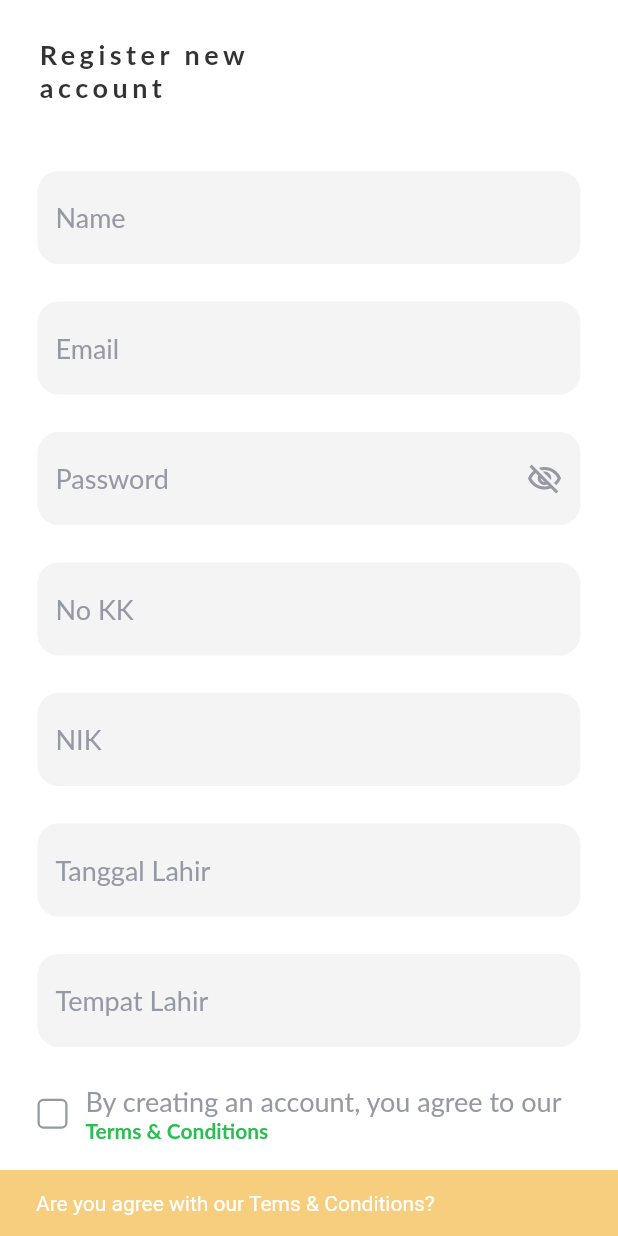
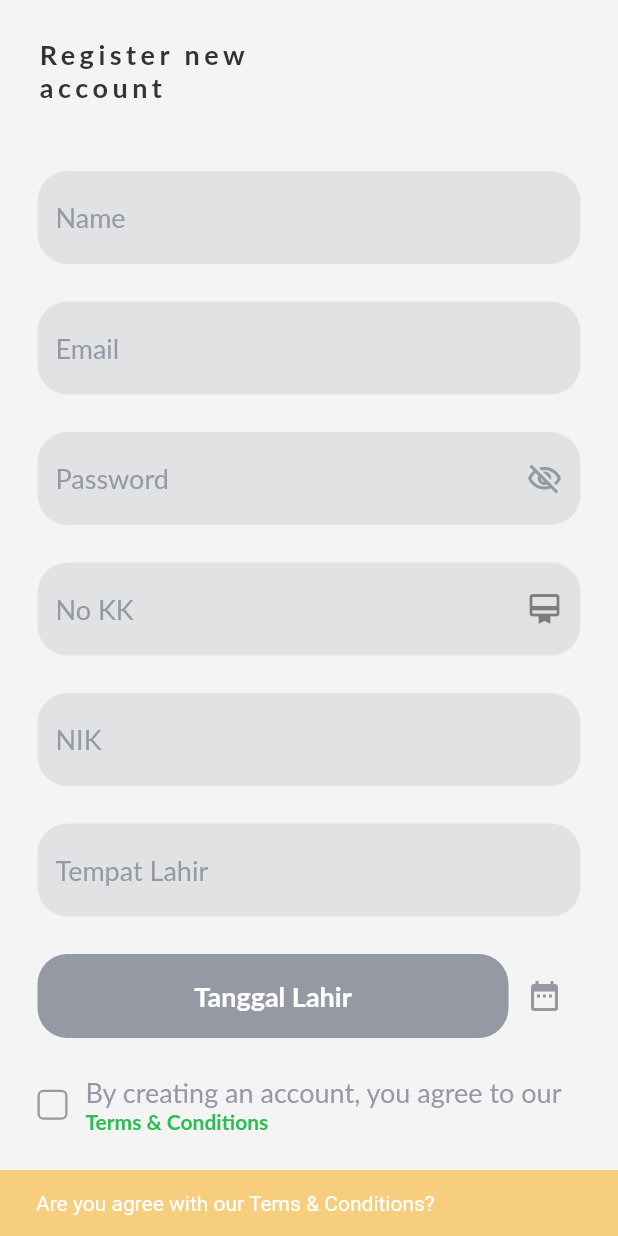
Before and after one commit to dikkisetiawan/dispenduk, a Flutter app: the RegisterScreen screen opened directly, after a tap on "Register", on a phone screen of 412 x 824 dp. Run offline on Flutter 3.47's test engine with Material 2 defaults, Android fonts, the light colour scheme and no system bars; our stand-ins replace bloc, cloud_firestore, equatable, firebase_auth, firebase_core, flutter_bloc; accounts and stored records are empty; Roboto replaces fonts that are missing (Lato).

Commit message:
register module finish

```diff
--- a/lib/main.dart
+++ b/lib/main.dart
@@ -1,7 +1,6 @@
 import 'package:firebase_core/firebase_core.dart';
 import 'package:flutter/material.dart';
 import 'package:flutter_bloc/flutter_bloc.dart';
-
 import '/cubit/auth_cubit.dart';
 import '/ui/screens/home_screen.dart';
 
--- a/lib/ui/screens/register_screen.dart
+++ b/lib/ui/screens/register_screen.dart
@@ -21,11 +21,10 @@ class _RegisterScreenState extends State<RegisterScreen> {
       TextEditingController(text: '');
   final TextEditingController nomorIndukKependudukanController =
       TextEditingController(text: '');
-  final TextEditingController tanggalLahirController =
-      TextEditingController(text: '');
   final TextEditingController tempatLahirController =
       TextEditingController(text: '');
 
+  DateTime? _dateTime;
   bool passwordVisible = false;
   bool passwordConfrimationVisible = false;
   bool isChecked = false;
@@ -38,8 +37,7 @@ class _RegisterScreenState extends State<RegisterScreen> {
   @override
   Widget build(BuildContext context) {
     return Scaffold(
-      resizeToAvoidBottomInset: false,
-      backgroundColor: Colors.white,
+      backgroundColor: kBackgroundColor,
       body: bodyWidget(context),
     );
   }
@@ -47,12 +45,13 @@ class _RegisterScreenState extends State<RegisterScreen> {
   ListView bodyWidget(BuildContext context) {
     return ListView(
       padding: const EdgeInsets.all(defaultMargin),
+      physics: const BouncingScrollPhysics(),
       children: [
         const KtitleWidget(),
         const SizedBox(
           height: defaultMargin,
         ),
-        formWidget(),
+        formWidget(context),
         const SizedBox(
           height: defaultMargin,
         ),
@@ -95,6 +94,7 @@ class _RegisterScreenState extends State<RegisterScreen> {
   BlocConsumer<AuthCubit, AuthState> buttonWidget() {
     return BlocConsumer<AuthCubit, AuthState>(
       listener: (context, state) {
+        print('the state is $state');
         if (state is AuthSuccess) {
           Navigator.push(
               context,
@@ -125,17 +125,13 @@ class _RegisterScreenState extends State<RegisterScreen> {
           onPressed: () {
             isChecked
                 ? context.read<AuthCubit>().signUp(
-                      namaLengkap: nameController.text,
-                      email: emailController.text,
-                      password: passwordController.text,
-                      idKartuKeluarga:
-                          int.tryParse(idKartuKeluargaController.text) ?? 0,
-                      nomorIndukKependudukan:
-                          int.tryParse(nomorIndukKependudukanController.text) ??
-                              0,
-                      tanggalLahir:
-                          DateTime.tryParse(tanggalLahirController.text)!,
-                      tempatLahir: tempatLahirController.text,
+                      namaLengkap: 'test user',
+                      email: 'testuser@gmail.com',
+                      password: '123456',
+                      idKartuKeluarga: 234234312,
+                      nomorIndukKependudukan: 36235235,
+                      tanggalLahir: _dateTime!,
+                      tempatLahir: 'surabaya',
                     )
                 : ScaffoldMessenger.of(context).showSnackBar(
                     SnackBar(
@@ -200,7 +196,7 @@ class _RegisterScreenState extends State<RegisterScreen> {
     );
   }
 
-  Form formWidget() {
+  Form formWidget(BuildContext context) {
     return Form(
       child: Column(
         children: [
@@ -239,7 +235,7 @@ class _RegisterScreenState extends State<RegisterScreen> {
           KtextFieldWidget(
             hintText: 'No KK',
             controller: idKartuKeluargaController,
-            suffixIcon: const SizedBox(),
+            suffixIcon: const Icon(Icons.card_membership),
           ),
           const SizedBox(
             height: defaultMargin,
@@ -253,22 +249,58 @@ class _RegisterScreenState extends State<RegisterScreen> {
             height: defaultMargin,
           ),
           KtextFieldWidget(
-            hintText: 'Tanggal Lahir',
-            controller: tanggalLahirController,
+            hintText: 'Tempat Lahir',
+            controller: tempatLahirController,
             suffixIcon: const SizedBox(),
           ),
           const SizedBox(
             height: defaultMargin,
           ),
-          KtextFieldWidget(
-            hintText: 'Tempat Lahir',
-            controller: tempatLahirController,
-            suffixIcon: const SizedBox(),
-          ),
+          dateTimeWidget(context)
         ],
       ),
     );
   }
+
+  Row dateTimeWidget(BuildContext context) {
+    return Row(
+      children: [
+        Expanded(
+          flex: 3,
+          child: KprimaryButtonWidget(
+            buttonColor: kDarkGreyColor,
+            textValue: _dateTime == null
+                ? 'Tanggal Lahir'
+                : 'Tanggal ${_dateTime!.day} Bulan ${_dateTime!.month} ${_dateTime!.year}',
+            textColor: kWhiteColor,
+            onPressed: () {
+              showDatePickerWidget(context);
+            },
+          ),
+        ),
+        IconButton(
+            onPressed: () {
+              showDatePickerWidget(context);
+            },
+            icon: Icon(
+              Icons.date_range,
+              color: kDarkGreyColor,
+            ))
+      ],
+    );
+  }
+
+  Future<DateTime?> showDatePickerWidget(BuildContext context) =>
+      showDatePicker(
+              context: context,
+              initialDate: DateTime.now(),
+              firstDate: DateTime(2000),
+              lastDate: DateTime.now())
+          .then((date) {
+        setState(() {
+          _dateTime = date;
+        });
+      });
 }
 
 class KtitleWidget extends StatelessWidget {
--- a/lib/ui/widgets/kprimary_button_widget.dart
+++ b/lib/ui/widgets/kprimary_button_widget.dart
@@ -17,19 +17,19 @@ class KprimaryButtonWidget extends StatelessWidget {
   @override
   Widget build(BuildContext context) {
     return Material(
-      borderRadius: BorderRadius.circular(14.0),
+      borderRadius: BorderRadius.circular(defaultCircular),
       elevation: 0,
       child: Container(
         height: 56,
         decoration: BoxDecoration(
           color: buttonColor,
-          borderRadius: BorderRadius.circular(14.0),
+          borderRadius: BorderRadius.circular(defaultCircular),
         ),
         child: Material(
           color: Colors.transparent,
           child: InkWell(
             onTap: onPressed,
-            borderRadius: BorderRadius.circular(14.0),
+            borderRadius: BorderRadius.circular(defaultCircular),
             child: Center(
               child: Text(
                 textValue,
--- a/lib/ui/widgets/ktext_field_widget.dart
+++ b/lib/ui/widgets/ktext_field_widget.dart
@@ -19,8 +19,8 @@ class KtextFieldWidget extends StatelessWidget {
   Widget build(BuildContext context) {
     return Container(
       decoration: BoxDecoration(
-        color: kGreyColor,
-        borderRadius: BorderRadius.circular(14.0),
+        color: kDarkGreyColor.withOpacity(0.2),
+        borderRadius: BorderRadius.circular(defaultCircular),
       ),
       child: TextFormField(
         controller: controller,
```
